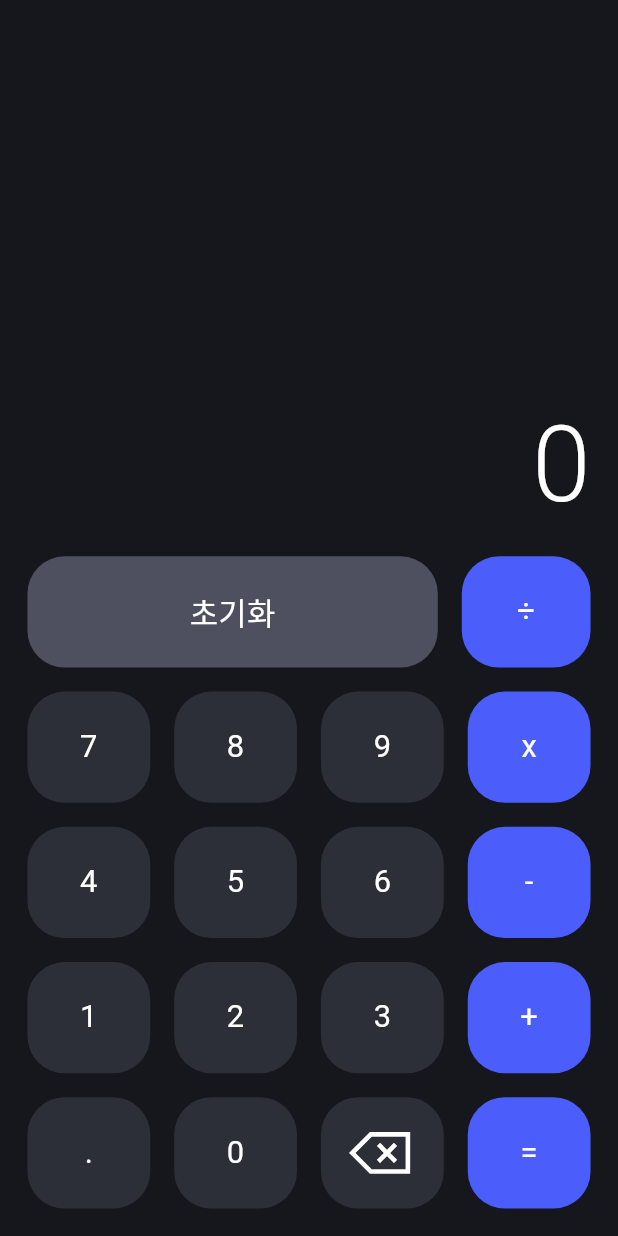
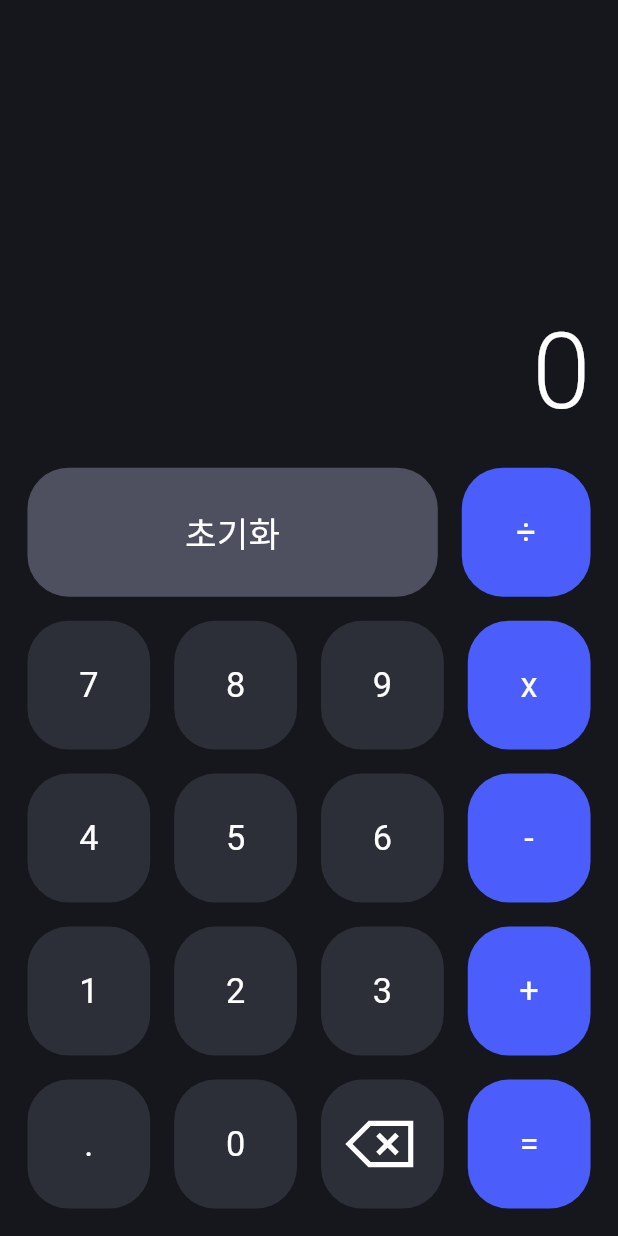
Before and after one commit to hyuna224/Flutter_Calculator, a Flutter app: the screen it shows after launch, on a phone screen of 412 x 824 dp. Run offline on Flutter 3.47's test engine with Material 3 defaults, Android fonts, the phone set to English and light mode, and no system bars; our stand-ins replace flutter_screenutil, flutter_svg, math_expressions; Roboto replaces fonts that are missing (Pretendard).

```diff
--- a/lib/main.dart
+++ b/lib/main.dart
@@ -18,11 +18,12 @@ class _MyAppState extends State<MyApp> {
   @override
   Widget build(BuildContext context) {
     return ScreenUtilInit(
-      designSize: Size(360, 800),
+      designSize: Size(360, 690),
       minTextAdapt: true,
       splitScreenMode: true,
       builder:
           (context, child) => MaterialApp(
+            debugShowCheckedModeBanner: false,
             title: 'Flutter Demo',
             theme: ThemeData(
               visualDensity:
```
